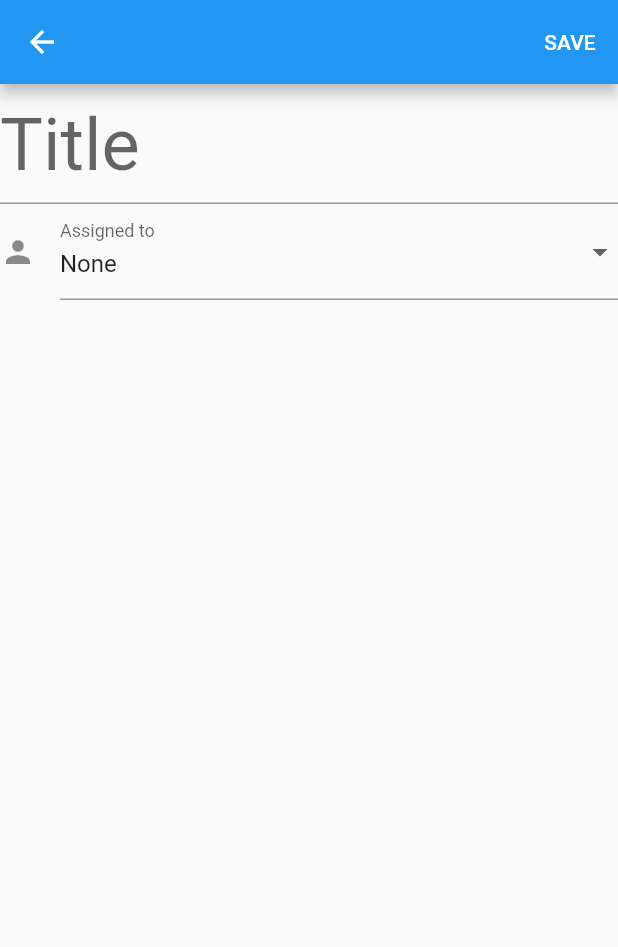
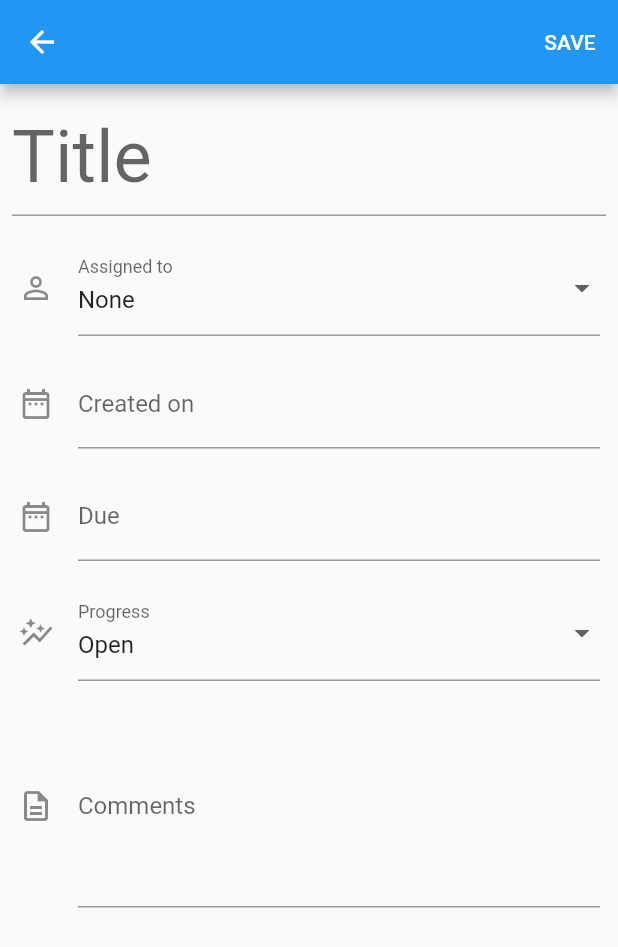
Before and after one commit to GabPSS/workday, a Flutter app: the TaskPage screen opened directly, on a phone screen of 412 x 824 dp. Shown: the top 947 px of the screen. Run offline on Flutter 3.47's test engine with Material 2 defaults, Android fonts, the phone set to English and light mode, and no system bars; our stand-ins replace supabase_flutter; accounts and stored records are empty.

Commit message:
Updated task page

```diff
--- a/lib/data/app_data.dart
+++ b/lib/data/app_data.dart
@@ -1,7 +1,8 @@
 import 'dart:developer';
 
 import 'package:flutter/material.dart';
-import 'package:supabase_flutter/supabase_flutter.dart';
+import 'package:provider/provider.dart';
+import 'package:supabase_flutter/supabase_flutter.dart' hide Provider;
 import 'package:workday/model/task.dart';
 import 'package:workday/model/user.dart' as workday_user;
 
@@ -90,4 +91,7 @@ class AppData extends ChangeNotifier {
       return null;
     }
   }
+
+  static AppData of(BuildContext context) =>
+      Provider.of<AppData>(context, listen: false);
 }
--- a/lib/model/task.dart
+++ b/lib/model/task.dart
@@ -72,8 +72,8 @@ class Task {
 
   factory Task.fromMap(Map<String, Object?> map) {
     var id = map['id'] as String?;
-    var createdAt = DateTime.tryParse(map['created_at'] as String);
-    var due = map['due'] as DateTime?;
+    var createdAt = DateTime.tryParse(map['created_at'] as String? ?? "");
+    var due = DateTime.tryParse(map['due'] as String? ?? "");
     var contents = (map['contents'] as List<dynamic>).cast<String>();
     var status = map['status'] as int;
     var assignedTo = map['assigned_to'] as String?;
--- a/lib/ui/app_page.dart
+++ b/lib/ui/app_page.dart
@@ -44,9 +44,11 @@ class _AppPageState extends State<AppPage> {
       appBar: AppBar(
         title: const Text('Workday'),
         actions: [
-          Tooltip(
-            message: "Sync status",
-            child: Consumer<AppData>(
+          IconButton(
+            onPressed: () {
+              AppData.of(context).fetchData();
+            },
+            icon: Consumer<AppData>(
                 builder: (context, value, child) => value.isUpdating
                     ? const Icon(Icons.cloud_sync)
                     : const Icon(Icons.cloud_done)),
--- a/lib/ui/task_page.dart
+++ b/lib/ui/task_page.dart
@@ -1,3 +1,4 @@
+import 'package:date_field/date_field.dart';
 import 'package:flutter/material.dart';
 import 'package:provider/provider.dart';
 import 'package:workday/data/app_data.dart';
@@ -52,7 +53,9 @@ class _TaskPageState extends State<TaskPage> {
         ),
         body: ListView(
           children: [
-            TextFormField(
+            Padding(
+              padding: const EdgeInsets.all(8.0),
+              child: TextFormField(
                 initialValue: task.title,
                 decoration: const InputDecoration(hintText: 'Title'),
                 style: const TextStyle(
@@ -62,12 +65,12 @@ class _TaskPageState extends State<TaskPage> {
                   task.title = value.trim();
                 },
               ),
-            DropdownButtonFormField<String?>(
+            ),
+            Padding(
+              padding: const EdgeInsets.fromLTRB(12, 8, 12, 8),
+              child: DropdownButtonFormField<String?>(
                 decoration: const InputDecoration(
-                  labelText: "Assigned to",
-                  icon: Icon(
-                    Icons.person,
-                  )),
+                    labelText: "Assigned to", icon: Icon(Icons.person_outline)),
                 value: task.getAssignedToUser(context)?.email,
                 items: [
                   const DropdownMenuItem(value: null, child: Text("None")),
@@ -79,6 +82,70 @@ class _TaskPageState extends State<TaskPage> {
                   });
                 },
               ),
+            ),
+            Padding(
+              padding: const EdgeInsets.fromLTRB(12, 8, 12, 8),
+              child: DateTimeField(
+                decoration: const InputDecoration(
+                  icon: Icon(Icons.date_range_outlined),
+                  labelText: 'Created on',
+                ),
+                onDateSelected: (value) {
+                  setState(() {
+                    task.createdOn = value;
+                  });
+                },
+                selectedDate: task.createdOn,
+              ),
+            ),
+            Padding(
+              padding: const EdgeInsets.fromLTRB(12, 8, 12, 8),
+              child: DateTimeField(
+                decoration: const InputDecoration(
+                  icon: Icon(Icons.date_range_outlined),
+                  labelText: 'Due',
+                ),
+                onDateSelected: (value) {
+                  setState(() {
+                    task.due = value;
+                  });
+                },
+                selectedDate: task.due,
+              ),
+            ),
+            Padding(
+              padding: const EdgeInsets.fromLTRB(12, 8, 12, 8),
+              child: DropdownButtonFormField<TaskStatus>(
+                value: task.status,
+                decoration: const InputDecoration(
+                  icon: Icon(Icons.auto_graph_outlined),
+                  labelText: "Progress",
+                ),
+                items: taskStatusViewStatuses
+                    .map((e) => DropdownMenuItem<TaskStatus>(
+                        value: e,
+                        child: Text(taskStatusViewTitles[taskStatusToInt(e)])))
+                    .toList(),
+                onChanged: (value) {
+                  task.status = value ?? TaskStatus.open;
+                },
+              ),
+            ),
+            Padding(
+              padding: const EdgeInsets.fromLTRB(12, 8, 12, 8),
+              child: TextFormField(
+                initialValue: task.description.join('\n'),
+                decoration: const InputDecoration(
+                  icon: Icon(Icons.description_outlined),
+                  labelText: 'Comments',
+                ),
+                maxLines: 5,
+                onChanged: (value) {
+                  task.description =
+                      value.split('\n').map((e) => e.trim()).toList();
+                },
+              ),
+            ),
           ],
         ));
   }
--- a/pubspec.yaml
+++ b/pubspec.yaml
@@ -7,6 +7,7 @@ environment:
   sdk: '>=3.1.0 <4.0.0'
 
 dependencies:
+  date_field: ^3.0.5
   flutter:
     sdk: flutter
   intl: ^0.18.1
```
Also changed, not shown: pubspec.lock. Lines whose indentation alone changed are shown as unchanged.
